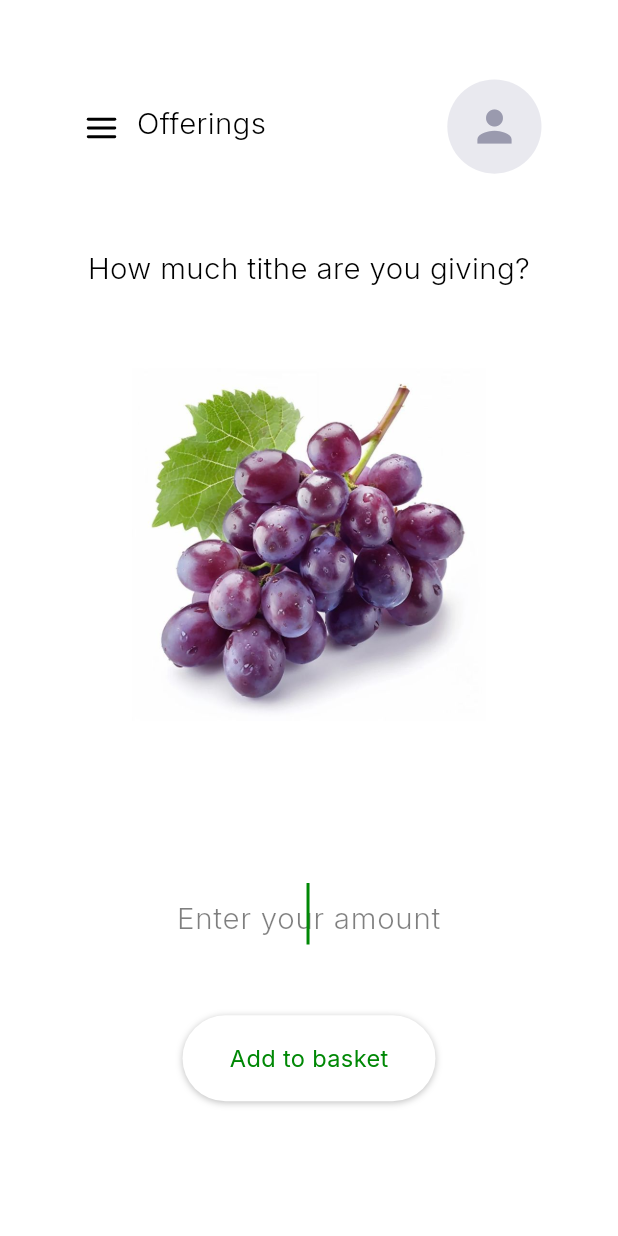
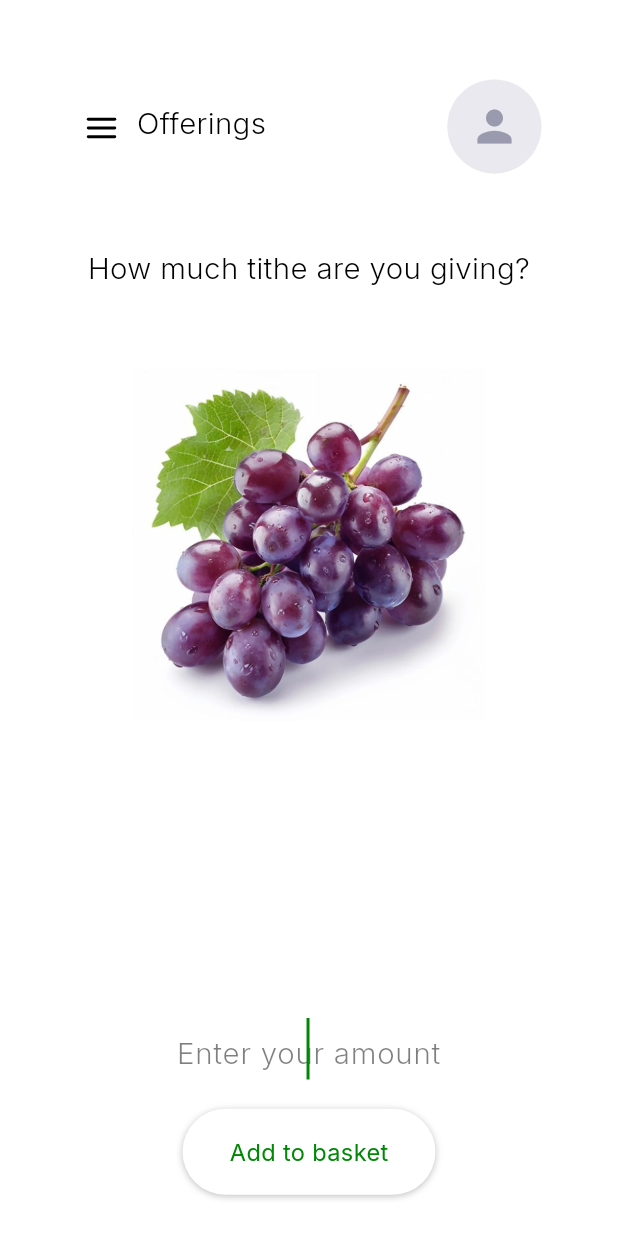
Before and after one commit to bahashaSDA/bahasha, a Flutter app: the CategoryAmountScreen screen opened directly with sample values from the repository, on a phone screen of 412 x 824 dp. Run offline on Flutter 3.47's test engine with Material 3 defaults, Android fonts, the phone set to English and light mode, and no system bars; our stand-ins replace connectivity_plus, dio, drift, flutter_riverpod, flutter_secure_storage, flutter_svg and 3 more; missing offline and left inert: bluetooth_low_energy, cryptography, flutter_reactive_ble; accounts and stored records are empty; generated files the repository leaves out were written again.

Commit message:
Fix release build (compileSdk 36) + make screens keyboard/size-responsive
- image_picker_android / flutter_plugin_android_lifecycle now require Android
  SDK 36; bump the forced compileSdk from 35 to 36 (app + all subprojects).
  This is what failed the v1.1.0 assembleRelease (checkReleaseAarMetadata).
- Amount screen: float the amount field + confirm in a bottom bar padded by the
  keyboard inset, so the input is always visible above the keyboard on any
  device/keyboard height (no longer hidden behind tall keyboards).
- Thank-you screen: scrollable so the blessing + basket + 'Give again' never
  clip on short screens. Home and Checkout already scroll; every screen scales
  by width/420 so layouts stay proportional across phone sizes.

Co-Authored-By: Claude Opus 4.8 <noreply@anthropic.com>

```diff
--- a/bahasha-mobile/lib/features/contribution/presentation/category_amount_screen.dart
+++ b/bahasha-mobile/lib/features/contribution/presentation/category_amount_screen.dart
@@ -10,6 +10,11 @@ import 'widgets/offerings_header.dart';
 /// chosen fruit sits in the offertory basket, "How much ... are you giving?"
 /// heads the screen, and the giver types an amount on the numeric keyboard.
 /// Confirming adds this giving type to the basket and returns home.
+///
+/// Responsive: the header/title/fruit are placed on the 420-wide canvas, while
+/// the amount field + confirm ride in a bottom bar padded by the keyboard inset
+/// (MediaQuery.viewInsets.bottom), so the input is always visible just above the
+/// keyboard regardless of the device's keyboard height.
 class CategoryAmountScreen extends ConsumerStatefulWidget {
   const CategoryAmountScreen({super.key, required this.category});
 
@@ -44,28 +49,38 @@ class _CategoryAmountScreenState extends ConsumerState<CategoryAmountScreen> {
   @override
   Widget build(BuildContext context) {
     final c = widget.category;
+    final width = MediaQuery.of(context).size.width;
+    final scale = width / 420;
+    final keyboard = MediaQuery.of(context).viewInsets.bottom;
+
     return Scaffold(
       backgroundColor: Colors.white,
       resizeToAvoidBottomInset: false,
-      body: PixelCanvas(
+      body: Stack(
+        children: [
+          // Top content on the exact design canvas.
+          PixelCanvas(
             background: Colors.white,
             builder: (context, px) => [
               ...offeringsHeader(context, px),
-
               px.text(0, 172, 'How much ${c.giveLabel} are you giving?',
                   size: 20, weight: FontWeight.w300, color: Colors.black,
                   width: 420, align: TextAlign.center, fontFamily: 'Inter'),
-
-          // The chosen fruit, in the offertory basket.
               px.at(90, 250, width: 240, height: 240,
                   child: Image.asset(c.asset, fit: BoxFit.contain)),
+            ],
+          ),
 
-          // Amount entry — the numeric keyboard opens automatically, matching
-          // the design. Pressing done adds it to the basket.
-          px.at(0, 600, width: 420, child: Center(
-            child: SizedBox(
-              width: 300 * px.scale,
-              child: TextField(
+          // Amount entry — floats just above the keyboard on any device.
+          Positioned(
+            left: 0, right: 0, bottom: 0,
+            child: Padding(
+              padding: EdgeInsets.only(bottom: keyboard),
+              child: Container(
+                color: Colors.white,
+                padding: EdgeInsets.fromLTRB(24 * scale, 20 * scale, 24 * scale, 28 * scale),
+                child: Column(mainAxisSize: MainAxisSize.min, children: [
+                  TextField(
                     controller: _controller,
                     autofocus: true,
                     textAlign: TextAlign.center,
@@ -76,7 +91,7 @@ class _CategoryAmountScreenState extends ConsumerState<CategoryAmountScreen> {
                     cursorColor: const Color(0xFF008805),
                     style: TextStyle(
                       fontFamily: 'Inter', fontWeight: FontWeight.w300,
-                  fontSize: 28 * px.scale, color: Colors.black,
+                      fontSize: 28 * scale, color: Colors.black,
                     ),
                     decoration: InputDecoration(
                       isCollapsed: true,
@@ -84,15 +99,16 @@ class _CategoryAmountScreenState extends ConsumerState<CategoryAmountScreen> {
                       hintText: 'Enter your amount',
                       hintStyle: TextStyle(
                         fontFamily: 'Inter', fontWeight: FontWeight.w300,
-                    fontSize: 20 * px.scale, color: const Color(0x80000000),
+                        fontSize: 20 * scale, color: const Color(0x80000000),
                       ),
                     ),
                   ),
+                  SizedBox(height: 20 * scale),
+                  _ConfirmPill(scale: scale, onTap: _confirm),
+                ]),
               ),
-          )),
-
-          // A clear confirm affordance in addition to the keyboard's done key.
-          px.at(0, 690, width: 420, child: Center(child: _ConfirmPill(onTap: _confirm))),
+            ),
+          ),
         ],
       ),
     );
@@ -100,12 +116,12 @@ class _CategoryAmountScreenState extends ConsumerState<CategoryAmountScreen> {
 }
 
 class _ConfirmPill extends StatelessWidget {
-  const _ConfirmPill({required this.onTap});
+  const _ConfirmPill({required this.scale, required this.onTap});
+  final double scale;
   final VoidCallback onTap;
 
   @override
   Widget build(BuildContext context) {
-    final scale = MediaQuery.of(context).size.width / 420;
     return GestureDetector(
       onTap: onTap,
       child: Container(
--- a/bahasha-mobile/lib/features/contribution/presentation/thank_you_screen.dart
+++ b/bahasha-mobile/lib/features/contribution/presentation/thank_you_screen.dart
@@ -15,6 +15,8 @@ class ThankYouScreen extends StatelessWidget {
       backgroundColor: Colors.white,
       body: PixelCanvas(
         background: Colors.white,
+        scrollable: true,
+        contentHeight: 912,
         builder: (context, px) => [
           ...offeringsHeader(context, px),
 
--- a/bahasha-mobile/pubspec.yaml
+++ b/bahasha-mobile/pubspec.yaml
@@ -1,7 +1,7 @@
 name: bahasha
 description: "Bahasha — offline-first church giving over Bluetooth Low Energy."
 publish_to: 'none'
-version: 1.1.0+7
+version: 1.1.1+8
 
 environment:
   sdk: ^3.12.0
```
Also changed, not shown: 2 other files. Lines whose indentation alone changed are shown as unchanged.
